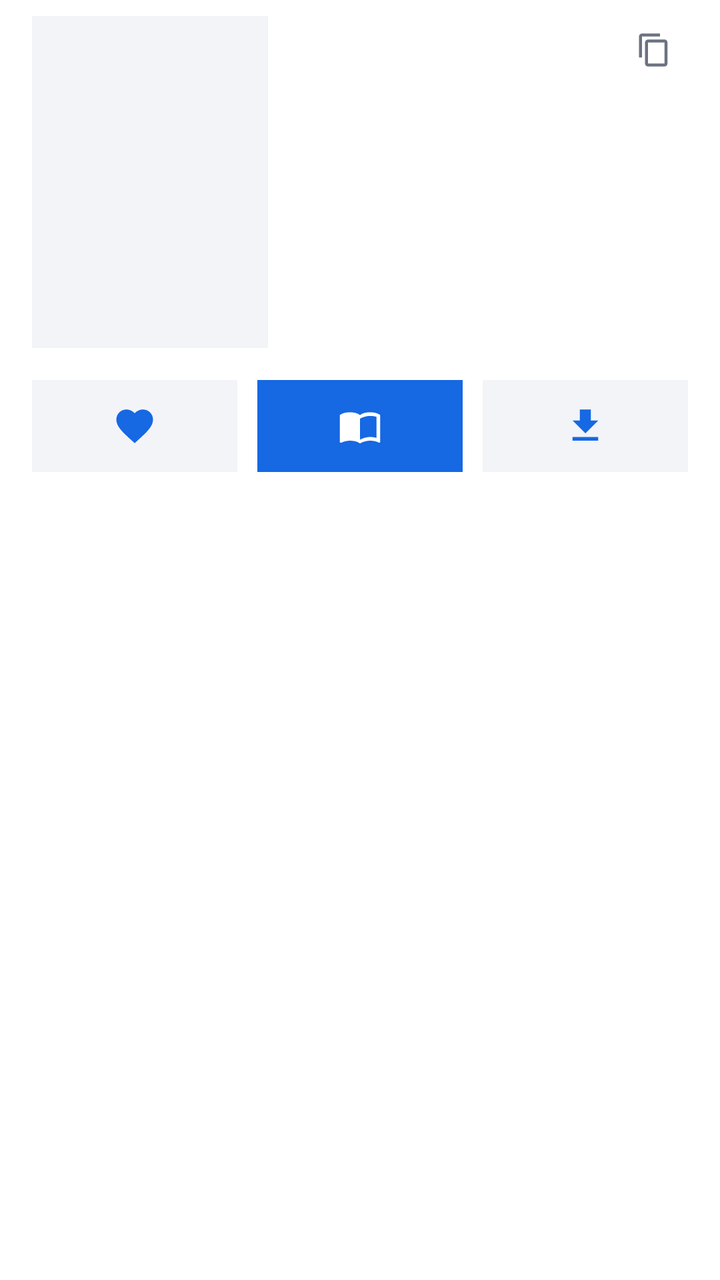
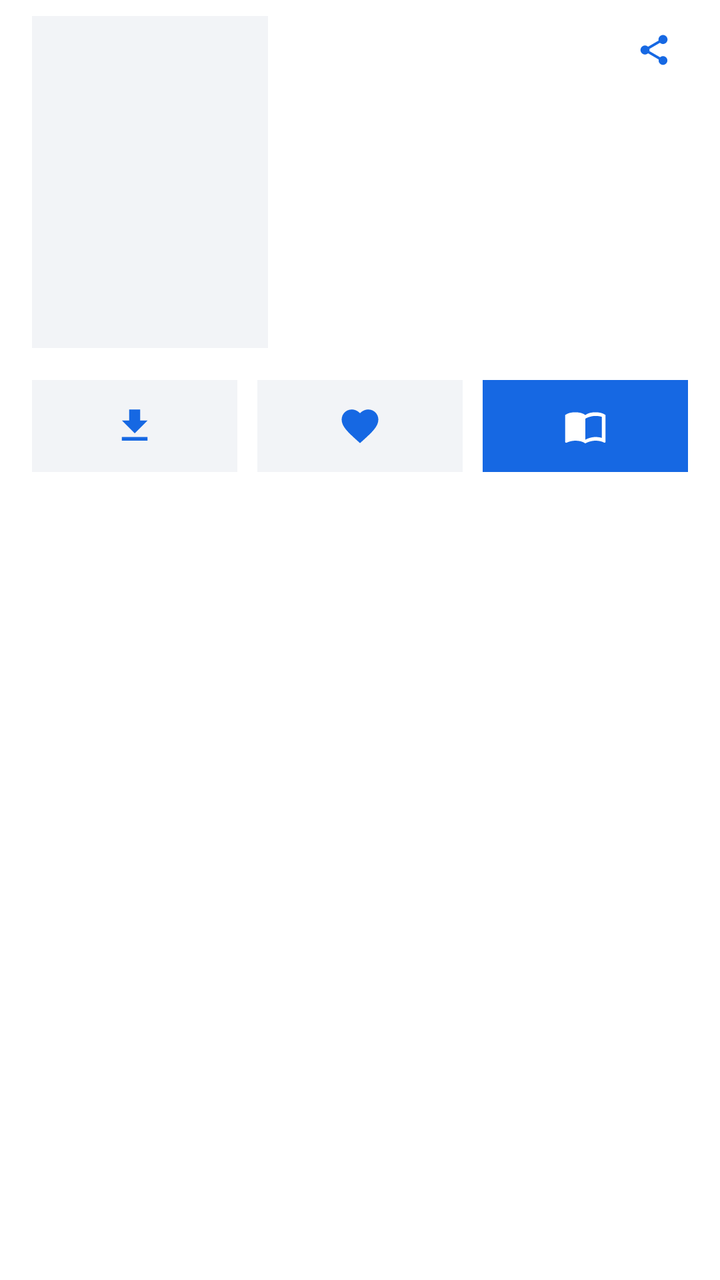

Compare the two renders of this Android layout. The source of the first and the diff that turns it into the second are given below.
<!-- AndroidManifest.xml: application theme Theme.ComicSearch -->
<!-- res/layout/item_detail_header.xml -->
<?xml version="1.0" encoding="utf-8"?>
<LinearLayout xmlns:android="http://schemas.android.com/apk/res/android"
    xmlns:app="http://schemas.android.com/apk/res-auto"
    android:layout_width="match_parent"
    android:layout_height="wrap_content"
    android:orientation="vertical"
    android:paddingBottom="4dp">

    <LinearLayout
        android:layout_width="match_parent"
        android:layout_height="wrap_content"
        android:orientation="horizontal"
        android:paddingStart="16dp"
        android:paddingEnd="16dp"
        android:paddingTop="8dp">

        <ImageView
            android:id="@+id/cover"
            android:layout_width="118dp"
            android:layout_height="166dp"
            android:scaleType="centerCrop"
            android:background="@drawable/bg_cover"
            android:contentDescription="@null" />

        <LinearLayout
            android:layout_width="0dp"
            android:layout_height="wrap_content"
            android:layout_weight="1"
            android:layout_marginStart="14dp"
            android:orientation="vertical">

            <LinearLayout
                android:layout_width="match_parent"
                android:layout_height="wrap_content"
                android:orientation="horizontal"
                android:gravity="top">

                <TextView
                    android:id="@+id/title"
                    android:layout_width="0dp"
                    android:layout_height="wrap_content"
                    android:layout_weight="1"
                    android:textColor="@color/on_surface"
                    android:textSize="17sp"
                    android:textStyle="bold"
                    android:lineSpacingExtra="3dp"
                    android:maxLines="5"
                    android:ellipsize="end" />

                <ImageView
                    android:id="@+id/btnCopy"
                    android:layout_width="34dp"
                    android:layout_height="34dp"
                    android:layout_marginStart="6dp"
                    android:padding="8dp"
                    android:src="@drawable/ic_copy"
                    android:contentDescription="@string/copy_title"
                    android:clickable="true"
                    android:focusable="true"
                    android:background="?attr/selectableItemBackgroundBorderless" />
            </LinearLayout>

            <TextView
                android:id="@+id/author"
                android:layout_width="match_parent"
                android:layout_height="wrap_content"
                android:layout_marginTop="8dp"
                android:textColor="@color/muted"
                android:textSize="12sp"
                android:singleLine="true"
                android:ellipsize="end" />

            <TextView
                android:id="@+id/meta"
                android:layout_width="match_parent"
                android:layout_height="wrap_content"
                android:layout_marginTop="4dp"
                android:textColor="@color/muted"
                android:textSize="12sp" />
        </LinearLayout>
    </LinearLayout>

    
    <LinearLayout
        android:layout_width="match_parent"
        android:layout_height="wrap_content"
        android:layout_marginStart="16dp"
        android:layout_marginEnd="16dp"
        android:layout_marginTop="16dp"
        android:orientation="horizontal">

        <ImageView
            android:id="@+id/btnFav"
            android:layout_width="0dp"
            android:layout_height="46dp"
            android:layout_weight="1"
            android:padding="12dp"
            android:scaleType="centerInside"
            android:src="@drawable/ic_favorite"
            android:tint="?attr/colorPrimary"
            android:background="@drawable/bg_block"
            android:foreground="?attr/selectableItemBackground"
            android:contentDescription="@string/favorite"
            android:clickable="true"
            android:focusable="true" />

        <ImageView
            android:id="@+id/btnRead"
            android:layout_width="0dp"
            android:layout_height="46dp"
            android:layout_weight="1"
            android:layout_marginStart="10dp"
            android:padding="12dp"
            android:scaleType="centerInside"
            android:src="@drawable/ic_read"
            android:tint="@color/white"
            android:background="@drawable/bg_block_primary"
            android:foreground="?attr/selectableItemBackground"
            android:contentDescription="@string/start_reading"
            android:clickable="true"
            android:focusable="true" />

        <ImageView
            android:id="@+id/btnDownload"
            android:layout_width="0dp"
            android:layout_height="46dp"
            android:layout_weight="1"
            android:layout_marginStart="10dp"
            android:padding="12dp"
            android:scaleType="centerInside"
            android:src="@drawable/ic_download"
            android:tint="?attr/colorPrimary"
            android:background="@drawable/bg_block"
            android:foreground="?attr/selectableItemBackground"
            android:contentDescription="@string/download"
            android:clickable="true"
            android:focusable="true" />
    </LinearLayout>

    
    <HorizontalScrollView
        android:layout_width="match_parent"
        android:layout_height="wrap_content"
        android:layout_marginTop="12dp"
        android:paddingStart="16dp"
        android:paddingEnd="16dp"
        android:scrollbars="none">

        <LinearLayout
            android:id="@+id/tags"
            android:layout_width="wrap_content"
            android:layout_height="wrap_content"
            android:orientation="horizontal" />
    </HorizontalScrollView>

</LinearLayout>
<!-- resources referenced by this layout -->
<resources>
  <color name="muted">#6B7280</color>
  <color name="on_surface">#111418</color>
  <color name="white">#FFFFFF</color>
  <!-- drawable bg_block (drawable) -->
  <?xml version="1.0" encoding="utf-8"?>
  <shape xmlns:android="http://schemas.android.com/apk/res/android" android:shape="rectangle">
      <solid android:color="@color/surface2" />
  </shape>
  <!-- drawable bg_block_primary (drawable) -->
  <?xml version="1.0" encoding="utf-8"?>
  <shape xmlns:android="http://schemas.android.com/apk/res/android" android:shape="rectangle">
      <solid android:color="?attr/colorPrimary" />
  </shape>
  <!-- drawable bg_cover (drawable) -->
  <?xml version="1.0" encoding="utf-8"?>
  <shape xmlns:android="http://schemas.android.com/apk/res/android" android:shape="rectangle">
      <solid android:color="@color/surface2" />
  </shape>
  <!-- drawable ic_copy (drawable) -->
  <vector xmlns:android="http://schemas.android.com/apk/res/android"
      android:width="24dp" android:height="24dp"
      android:viewportWidth="24" android:viewportHeight="24" android:tint="@color/muted">
      <path android:fillColor="#FFFFFF"
          android:pathData="M16,1H4C2.9,1 2,1.9 2,3v14h2V3h12V1zM19,5H8C6.9,5 6,5.9 6,7v14c0,1.1 0.9,2 2,2h11c1.1,0 2,-0.9 2,-2V7C21,5.9 20.1,5 19,5zM19,21H8V7h11V21z" />
  </vector>
  <!-- drawable ic_download (drawable) -->
  <vector xmlns:android="http://schemas.android.com/apk/res/android"
      android:width="24dp" android:height="24dp"
      android:viewportWidth="24" android:viewportHeight="24" android:tint="@color/muted">
      <path android:fillColor="#FFFFFF"
          android:pathData="M19,9h-4V3H9v6H5l7,7 7,-7zM5,18v2h14v-2H5z" />
  </vector>
  <!-- drawable ic_favorite (drawable) -->
  <vector xmlns:android="http://schemas.android.com/apk/res/android"
      android:width="24dp"
      android:height="24dp"
      android:viewportWidth="24"
      android:viewportHeight="24"
      android:tint="@color/muted">
      <path
          android:fillColor="#FFFFFF"
          android:pathData="M12,21.35l-1.45,-1.32C5.4,15.36 2,12.28 2,8.5 2,5.42 4.42,3 7.5,3c1.74,0 3.41,0.81 4.5,2.09C13.09,3.81 14.76,3 16.5,3 19.58,3 22,5.42 22,8.5c0,3.78 -3.4,6.86 -8.55,11.54L12,21.35z" />
  </vector>
  <string name="copy_title">复制书名</string>
  <string name="download">下载</string>
  <string name="favorite">收藏</string>
  <string name="start_reading">开始阅读</string>
  <style name="Theme.ComicSearch" parent="Theme.ComicSearch.Base">
          <item name="android:windowLightStatusBar">true</item>
          <item name="android:windowLightNavigationBar" tools:targetApi="o_mr1">true</item>
      </style>
  <color name="surface2">#F2F4F7</color>
  <color name="primary">#1668E3</color>
  <color name="primary_dim">#E7EFFC</color>
  <color name="surface">#FFFFFF</color>
  <color name="divider">#E3E6EA</color>
  <color name="bg">#FFFFFF</color>
  <style name="ThemeOverlay.ComicSearch.Dialog" parent="ThemeOverlay.Material3.MaterialAlertDialog">
          <item name="colorSurface">@color/surface2</item>
          <item name="colorOnSurface">@color/on_surface</item>
          <item name="shapeAppearanceCornerExtraSmall">@style/ShapeAppearance.ComicSearch.None</item>
          <item name="shapeAppearanceCornerSmall">@style/ShapeAppearance.ComicSearch.None</item>
          <item name="shapeAppearanceCornerMedium">@style/ShapeAppearance.ComicSearch.None</item>
          <item name="shapeAppearanceCornerLarge">@style/ShapeAppearance.ComicSearch.None</item>
          <item name="shapeAppearanceCornerExtraLarge">@style/ShapeAppearance.ComicSearch.None</item>
      </style>
  <style name="ShapeAppearance.ComicSearch.None" parent="">
          <item name="cornerFamily">rounded</item>
          <item name="cornerSize">0dp</item>
      </style>
  <!-- unchanged entries left out for length: 2 -->
</resources>

<!-- the commit's change to res/layout/item_detail_header.xml (unified diff, before → after) -->
@@ -53,8 +53,8 @@
                     android:layout_height="34dp"
                     android:layout_marginStart="6dp"
                     android:padding="8dp"
-                    android:src="@drawable/ic_copy"
-                    android:contentDescription="@string/copy_title"
+                android:src="@drawable/ic_share"
+                android:contentDescription="@string/share"
                     android:clickable="true"
                     android:focusable="true"
                     android:background="?attr/selectableItemBackgroundBorderless" />
@@ -90,10 +90,26 @@
         android:orientation="horizontal">
 
         <ImageView
+            android:id="@+id/btnDownload"
+            android:layout_width="0dp"
+            android:layout_height="46dp"
+            android:layout_weight="1"
+            android:padding="12dp"
+            android:scaleType="centerInside"
+            android:src="@drawable/ic_download"
+            android:tint="?attr/colorPrimary"
+            android:background="@drawable/bg_block"
+            android:foreground="?attr/selectableItemBackground"
+            android:contentDescription="@string/download"
+            android:clickable="true"
+            android:focusable="true" />
+
+        <ImageView
             android:id="@+id/btnFav"
             android:layout_width="0dp"
             android:layout_height="46dp"
             android:layout_weight="1"
+            android:layout_marginStart="10dp"
             android:padding="12dp"
             android:scaleType="centerInside"
             android:src="@drawable/ic_favorite"
@@ -119,22 +135,6 @@
             android:contentDescription="@string/start_reading"
             android:clickable="true"
             android:focusable="true" />
-
-        <ImageView
-            android:id="@+id/btnDownload"
-            android:layout_width="0dp"
-            android:layout_height="46dp"
-            android:layout_weight="1"
-            android:layout_marginStart="10dp"
-            android:padding="12dp"
-            android:scaleType="centerInside"
-            android:src="@drawable/ic_download"
-            android:tint="?attr/colorPrimary"
-            android:background="@drawable/bg_block"
-            android:foreground="?attr/selectableItemBackground"
-            android:contentDescription="@string/download"
-            android:clickable="true"
-            android:focusable="true" />
     </LinearLayout>
 
     
<!-- resource entries referenced after the edit -->
@@ -18,13 +18,6 @@
   <shape xmlns:android="http://schemas.android.com/apk/res/android" android:shape="rectangle">
       <solid android:color="@color/surface2" />
   </shape>
-  <!-- drawable ic_copy (drawable) -->
-  <vector xmlns:android="http://schemas.android.com/apk/res/android"
-      android:width="24dp" android:height="24dp"
-      android:viewportWidth="24" android:viewportHeight="24" android:tint="@color/muted">
-      <path android:fillColor="#FFFFFF"
-          android:pathData="M16,1H4C2.9,1 2,1.9 2,3v14h2V3h12V1zM19,5H8C6.9,5 6,5.9 6,7v14c0,1.1 0.9,2 2,2h11c1.1,0 2,-0.9 2,-2V7C21,5.9 20.1,5 19,5zM19,21H8V7h11V21z" />
-  </vector>
   <!-- drawable ic_download (drawable) -->
   <vector xmlns:android="http://schemas.android.com/apk/res/android"
       android:width="24dp" android:height="24dp"
@@ -43,9 +36,20 @@
           android:fillColor="#FFFFFF"
           android:pathData="M12,21.35l-1.45,-1.32C5.4,15.36 2,12.28 2,8.5 2,5.42 4.42,3 7.5,3c1.74,0 3.41,0.81 4.5,2.09C13.09,3.81 14.76,3 16.5,3 19.58,3 22,5.42 22,8.5c0,3.78 -3.4,6.86 -8.55,11.54L12,21.35z" />
   </vector>
-  <string name="copy_title">复制书名</string>
+  <!-- drawable ic_share (drawable) -->
+  <vector xmlns:android="http://schemas.android.com/apk/res/android"
+      android:width="24dp"
+      android:height="24dp"
+      android:viewportWidth="24"
+      android:viewportHeight="24"
+      android:tint="?attr/colorPrimary">
+      <path
+          android:fillColor="#FFFFFF"
+          android:pathData="M18,16.08c-0.76,0 -1.44,0.3 -1.96,0.77L8.91,12.7c0.05,-0.23 0.09,-0.46 0.09,-0.7s-0.04,-0.47 -0.09,-0.7l7.05,-4.11c0.54,0.5 1.25,0.81 2.04,0.81 1.66,0 3,-1.34 3,-3s-1.34,-3 -3,-3 -3,1.34 -3,3c0,0.24 0.04,0.47 0.09,0.7L8.04,9.81C7.5,9.31 6.79,9 6,9c-1.66,0 -3,1.34 -3,3s1.34,3 3,3c0.79,0 1.5,-0.31 2.04,-0.81l7.12,4.16c-0.05,0.21 -0.08,0.43 -0.08,0.65 0,1.61 1.31,2.92 2.92,2.92s2.92,-1.31 2.92,-2.92 -1.31,-2.92 -2.92,-2.92z" />
+  </vector>
   <string name="download">下载</string>
   <string name="favorite">收藏</string>
+  <string name="share">分享</string>
   <string name="start_reading">开始阅读</string>
   <style name="Theme.ComicSearch" parent="Theme.ComicSearch.Base">
           <item name="android:windowLightStatusBar">true</item>
